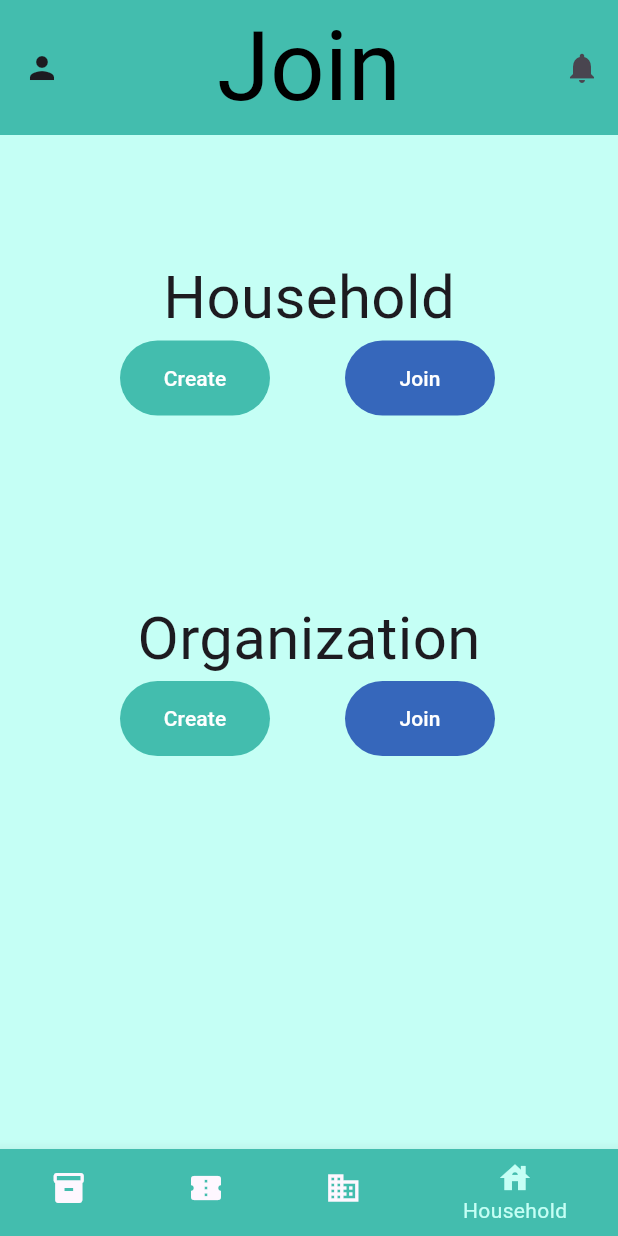
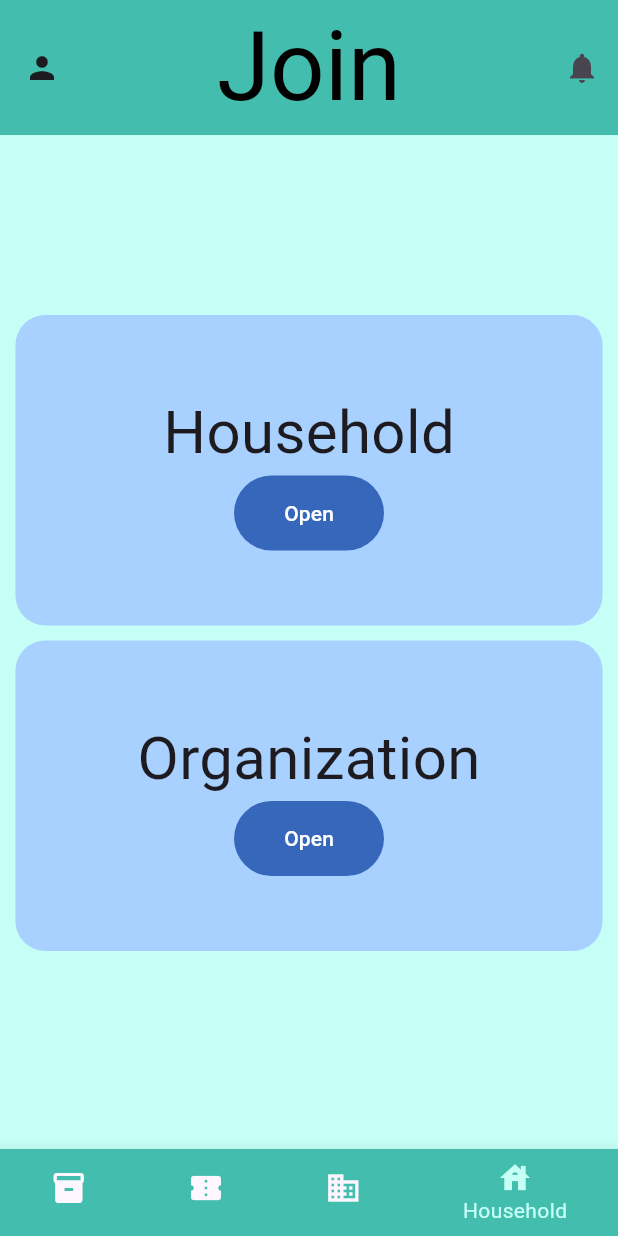
Before and after one commit to TAPIIPAUSE/FoodHero, a Flutter app: the join screen opened by its route, on a phone screen of 412 x 824 dp. Run offline on Flutter 3.47's test engine with Material 3 defaults, Android fonts, the phone set to English and light mode, and no system bars; our stand-ins replace carousel_slider, dio, firebase_core, fl_chart, flutter_heatmap_calendar, flutter_speed_dial and 5 more; missing offline and left inert: interactive_slider; accounts and stored records are empty; network calls fail.

Commit message:
hide create and join hh org

```diff
--- a/lib/pages/House&Orga/Join.dart
+++ b/lib/pages/House&Orga/Join.dart
@@ -48,6 +48,7 @@ class _JoinState extends State<join> {
 
   @override
   Widget build(BuildContext context) {
+    final screenWidth = MediaQuery.of(context).size.width;
     return MainScaffold(
       selectedRouteIndex: 3,
       child: Scaffold(
@@ -70,88 +71,147 @@ class _JoinState extends State<join> {
           ],
         ),
         body: SingleChildScrollView(
-          child: Padding(
-              padding: const EdgeInsets.all(80),
+          child: Center(
             child: Column(
-                mainAxisAlignment: MainAxisAlignment.center,
-                crossAxisAlignment: CrossAxisAlignment.center,
+              // mainAxisAlignment: MainAxisAlignment.center,
+              // crossAxisAlignment: CrossAxisAlignment.center,
+              children: [
+                const SizedBox(
+                  height: 120,
+                ),
+                Container(
+                  width: screenWidth * 0.95,
+                  padding: EdgeInsets.symmetric(vertical: 50),
+                  decoration: const BoxDecoration(
+                    color: AppTheme.softBlue,
+                    borderRadius: BorderRadius.all(Radius.circular(20)),
+                  ),
+                  child: Column(
                     children: [
                       Text(
                         "Household",
                         style: FontsTheme.mouseMemoirs_40(),
                       ),
-                  Row(
-                    children: [
-                      SizedBox(
-                        width: 100,
-                        height: 50,
-                        child: TextButton(
-                          onPressed: () => CreateHouse(context),
-                          style: TextButton.styleFrom(
-                              backgroundColor: AppTheme.greenMainTheme,
-                              foregroundColor: Colors.white),
-                          child: const Text('Create'),
-                        ),
-                      ),
-                      const SizedBox(
-                        width: 50,
-                      ),
-                      SizedBox(
-                        width: 100,
-                        height: 50,
-                        child: TextButton(
-                          onPressed: () => JoinHouse(context),
+                      TextButton(
                         style: TextButton.styleFrom(
                           backgroundColor: AppTheme.mainBlue,
-                              foregroundColor: Colors.white),
+                          foregroundColor: Colors.white,
+                          minimumSize: Size(100, 50), // Set width and height
+                        ),
+                        onPressed: () {
+                          Navigator.push(
+                              context,
+                              MaterialPageRoute(
+                                  builder: (context) => const household()));
+                        },
                         child: const Text(
-                            'Join',
-                          ),
+                          "Open",
                         ),
                       ),
                     ],
                   ),
+                ),
+
+                // Row(
+                // children: [
+                // SizedBox(
+                //   width: 100,
+                //   height: 50,
+                //   child: TextButton(
+                //     onPressed: () => CreateHouse(context),
+                //     style: TextButton.styleFrom(
+                //         backgroundColor: AppTheme.greenMainTheme,
+                //         foregroundColor: Colors.white),
+                //     child: const Text('Create'),
+                //   ),
+                // ),
+                // const SizedBox(
+                //   width: 50,
+                // ),
+                // SizedBox(
+                //   width: 100,
+                //   height: 50,
+                //   child: TextButton(
+                //     onPressed: () => JoinHouse(context),
+                //     style: TextButton.styleFrom(
+                //         backgroundColor: AppTheme.mainBlue,
+                //         foregroundColor: Colors.white),
+                //     child: const Text(
+                //       'Join',
+                //     ),
+                //   ),
+                // ),
+                // ],
+                // ),
 
                 const SizedBox(
-                    height: 120,
+                  height: 10,
                 ),
+                Container(
+                  width: screenWidth * 0.95,
+                  padding: EdgeInsets.symmetric(vertical: 50),
+                  decoration: const BoxDecoration(
+                    color: AppTheme.softBlue,
+                    borderRadius: BorderRadius.all(Radius.circular(20)),
+                  ),
+                  child: Column(
+                    children: [
                       Text(
                         "Organization",
                         style: FontsTheme.mouseMemoirs_40(),
                       ),
-                  Row(
-                    children: [
-                      SizedBox(
-                        width: 100,
-                        height: 50,
-                        child: TextButton(
-                          onPressed: () => CreateOrga(context),
+                      TextButton(
                         style: TextButton.styleFrom(
-                              backgroundColor: AppTheme.greenMainTheme,
-                              foregroundColor: Colors.white),
-                          child: const Text('Create'),
+                          backgroundColor: AppTheme.mainBlue,
+                          foregroundColor: Colors.white,
+                          minimumSize: Size(100, 50), // Set width and height
+                        ),
+                        onPressed: () {
+                          Navigator.push(
+                              context,
+                              MaterialPageRoute(
+                                  builder: (context) => const organization()));
+                        },
+                        child: const Text("Open"),
+                      ),
+                    ],
                   ),
                 ),
-                      const SizedBox(
-                        width: 50,
-                      ),
-                      SizedBox(
-                        width: 100,
-                        height: 50,
-                        child: TextButton(
-                          onPressed: () => JoinOrga(context),
-                          style: TextButton.styleFrom(
-                              backgroundColor: AppTheme.mainBlue,
-                              foregroundColor: Colors.white),
-                          child: const Text('Join'),
-                        ),
-                      ),
-                    ],
-                  )
+
+                // Row(
+                //   children: [
+                //     SizedBox(
+                //       width: 100,
+                //       height: 50,
+                //       child: TextButton(
+                //         onPressed: () => CreateOrga(context),
+                //         style: TextButton.styleFrom(
+                //             backgroundColor: AppTheme.greenMainTheme,
+                //             foregroundColor: Colors.white),
+                //         child: const Text('Create'),
+                //       ),
+                //     ),
+                //     const SizedBox(
+                //       width: 50,
+                //     ),
+                //     SizedBox(
+                //       width: 100,
+                //       height: 50,
+                //       child: TextButton(
+                //         onPressed: () => JoinOrga(context),
+                //         style: TextButton.styleFrom(
+                //             backgroundColor: AppTheme.mainBlue,
+                //             foregroundColor: Colors.white),
+                //         child: const Text('Join'),
+                //       ),
+                //     ),
+                //   ],
+                // )
 
                 // Members section
               ],
-              )),
+            ),
+          ),
         ),
       ),
     );
--- a/lib/pages/interorg/interorganization.dart
+++ b/lib/pages/interorg/interorganization.dart
@@ -323,7 +323,7 @@ class _InterOrganizationState extends State<InterOrganization> {
                                   final score = interScore.scoreList[index];
                                   return ListScore(
                                     name: score.orgname,
-                                    star: score.rank == 1,
+                                    star: score.rank == 1 && score.score > 0,
                                     point: score.score,
                                     rank: score.rank,
                                   );
@@ -533,7 +533,7 @@ class _InterOrganizationState extends State<InterOrganization> {
                                   final score = houseScore.scoreList[index];
                                   return ListScore(
                                     name: score.username,
-                                    star: score.rank == 1,
+                                    star: score.rank == 1 && score.score > 0,
                                     point: score.score,
                                     rank: score.rank,
                                   );
@@ -734,7 +734,7 @@ class _InterOrganizationState extends State<InterOrganization> {
                                   final score = orgScore.scoreList[index];
                                   return ListScore(
                                     name: score.housename,
-                                    star: score.rank == 1,
+                                    star: score.rank == 1 && score.score > 0,
                                     point: score.score,
                                     rank: score.rank,
                                   );
--- a/lib/widgets/interorg/org_listscore.dart
+++ b/lib/widgets/interorg/org_listscore.dart
@@ -56,7 +56,7 @@ class ListScore extends StatelessWidget {
                 ),
                 Row(
                   children: [
-                    if (star == true)
+                    if (star)
                       const Icon(Icons.star_rate_rounded,
                           color: AppTheme.softOrange),
                     const SizedBox(
```
Also changed, not shown: lib/pages/House&Orga/Household/household.dart (+28 -26 lines), lib/pages/House&Orga/Organization/organization.dart (+26 -25 lines). Lines whose indentation alone changed are shown as unchanged.
